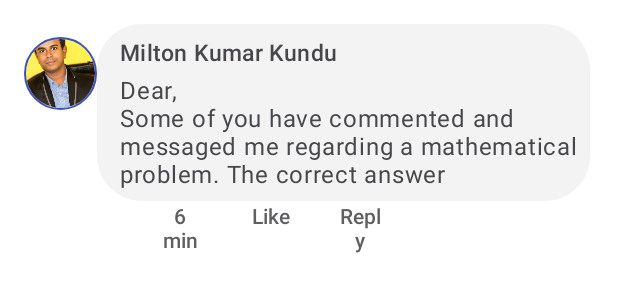
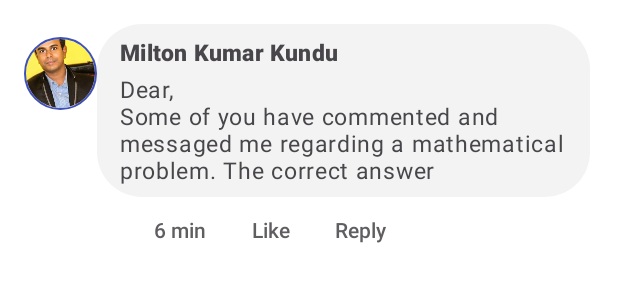
Before and after one commit to s-m-nahid-hasan-ruet-ece/Notify-Campus-eNotice-Board, an Android app: the layout raw_comment_layout.xml on its own in the app's theme, with its tools: preview values and no code run, on a phone screen of 412 x 824 dp. Shown: the top 300 px of the screen. Run offline under Robolectric (Android 15) with nearby library versions, the phone set to English and light mode, and no system bars; plain views replace CircularImageView.

Commit message:
this is 5th commit

```diff
--- a/app/src/main/res/layout/raw_comment_layout.xml
+++ b/app/src/main/res/layout/raw_comment_layout.xml
@@ -57,6 +57,7 @@
                     android:layout_height="wrap_content"
                     android:layout_weight="6"
                     android:layout_marginRight="10dp"
+                    android:layout_marginBottom="7dp"
                     android:background="@drawable/comment_background"
                     android:orientation="vertical">
                     <TextView
@@ -67,6 +68,7 @@
                         android:layout_marginLeft="15dp"
                         android:layout_marginTop="8dp"
                         android:textSize="15dp"
+                        android:textStyle="bold"
                         android:textColor="#48464A"
                         android:clickable="true"
                         android:textAppearance="?attr/textAppearanceHeadline6"
@@ -86,6 +88,7 @@
                             android:layout_marginTop="3dp"
                             android:layout_marginLeft="10dp"
                             android:clickable="true"
+                            android:textSize="15dp"
                             android:text="@string/supporting_text"
                             android:textAppearance="?attr/textAppearanceBody1"
                             android:textColor="#48464A"
@@ -110,14 +113,16 @@
 
 
         </LinearLayout>
+
+
         <LinearLayout
             android:layout_width="match_parent"
             android:layout_height="wrap_content"
             android:layout_marginLeft="90dp"
-            android:layout_marginTop="-30dp"
+            android:layout_marginTop="-25dp"
             android:orientation="horizontal">
 
-            <com.google.android.material.button.MaterialButton
+            <TextView
                 android:id="@+id/comment_date"
                 style="?attr/borderlessButtonStyle"
                 android:layout_width="60dp"
@@ -125,11 +130,9 @@
                 android:text="6 min"
                 android:textAllCaps="false"
                 android:textColor="#605E61"
-                app:rippleColor="#E91E63"
-                android:clickable="true"
-                android:focusable="true" />
+                app:rippleColor="#E91E63"/>
 
-            <com.google.android.material.button.MaterialButton
+            <TextView
                 style="?attr/borderlessButtonStyle"
                 android:layout_width="60dp"
                 android:layout_height="wrap_content"
@@ -137,11 +140,9 @@
                 android:textAllCaps="false"
                 android:textColor="#605E61"
                 android:clickable="true"
-                android:focusable="true"
-                android:background="?android:attr/selectableItemBackground"
-                android:foreground="?android:attr/selectableItemBackground"/>
+                android:focusable="true" />
 
-            <com.google.android.material.button.MaterialButton
+            <TextView
                 style="?attr/borderlessButtonStyle"
                 android:layout_width="60dp"
                 android:layout_height="wrap_content"
@@ -150,12 +151,15 @@
                 android:textColor="#605E61"
                 android:clickable="true"
                 android:focusable="true"
-                android:background="?android:attr/selectableItemBackground"
-                android:foreground="?android:attr/selectableItemBackground"/>
+               />
         </LinearLayout>
 
 
         <!-- Media
+
+         android:background="?android:attr/selectableItemBackground"
+         android:foreground="?android:attr/selectableItemBackground"
+
         <ImageView
             android:id="@+id/post_pic"
             android:layout_width="match_parent"
```
Also changed, not shown: app/src/main/java/com/example/notify/CommentAdapter.java (+2 -7 lines), app/src/main/java/com/example/notify/PostDetails.java (+11 -9 lines), app/src/main/res/layout/post_details_layout.xml (+5 -19 lines).
